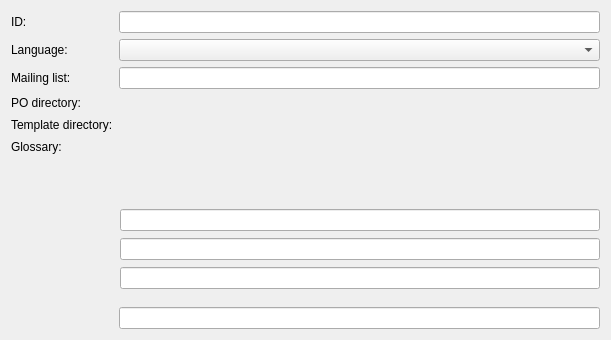
Old version of the form src/project/prefs_projectmain.ui in the repository KDE/lokalize.
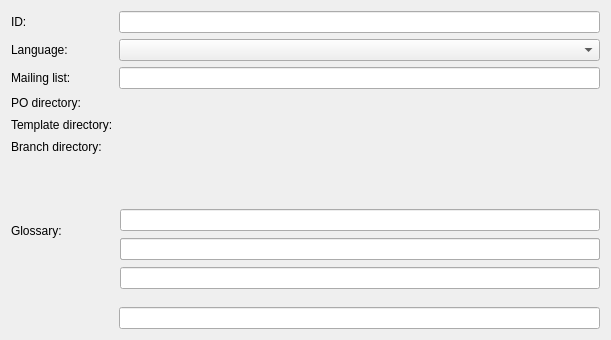
New version of the form. Custom widgets are drawn as their Qt base class.

Commit message: -New feature to help translators maintain two branches with no manual merge work needed. Just specify the branch dir in the broject file and appropriate files will be opened in Sync (aka Merge) view automatically, which will sync them on-the-fly (synced are only entries that are translated identically in both files at the start).

What changed in the file:
```diff
--- a/src/project/prefs_projectmain.ui
+++ b/src/project/prefs_projectmain.ui
@@ -60,6 +60,22 @@
     </widget>
    </item>
    <item row="5" column="1" >
+    <widget class="KUrlRequester" name="branchDir" >
+     <property name="sizePolicy" >
+      <sizepolicy vsizetype="Fixed" hsizetype="Preferred" >
+       <horstretch>0</horstretch>
+       <verstretch>0</verstretch>
+      </sizepolicy>
+     </property>
+     <property name="minimumSize" >
+      <size>
+       <width>400</width>
+       <height>16</height>
+      </size>
+     </property>
+    </widget>
+   </item>
+   <item row="6" column="1" >
     <widget class="KUrlRequester" name="glossaryTbx" >
      <property name="sizePolicy" >
       <sizepolicy vsizetype="Fixed" hsizetype="Preferred" >
@@ -96,6 +112,16 @@
     </widget>
    </item>
    <item row="5" column="0" >
+    <widget class="QLabel" name="textLabel500" >
+     <property name="text" >
+      <string comment="@label:textbox" >Branch directory:</string>
+     </property>
+     <property name="wordWrap" >
+      <bool>false</bool>
+     </property>
+    </widget>
+   </item>
+   <item row="6" column="0" >
     <widget class="QLabel" name="label" >
      <property name="text" >
       <string comment="@label:textbox" >Glossary:</string>
@@ -169,6 +195,16 @@
     </rect>
    </property>
   </widget>
+  <widget class="RelPathSaver" name="kcfg_BranchDir" >
+   <property name="geometry" >
+    <rect>
+     <x>120</x>
+     <y>238</y>
+     <width>480</width>
+     <height>22</height>
+    </rect>
+   </property>
+  </widget>
  </widget>
  <layoutdefault spacing="6" margin="11" />
  <customwidgets>
```
Left out of the diff: 6 changed lines with no effect on the pictures. The commit also changes 14 other files.
